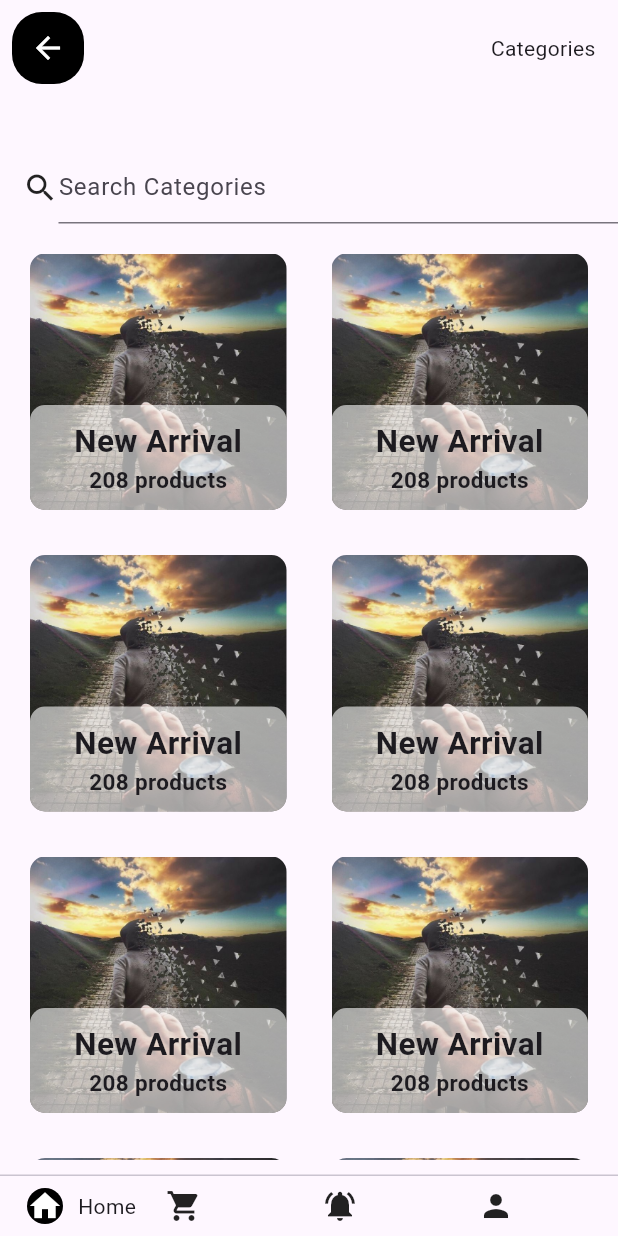
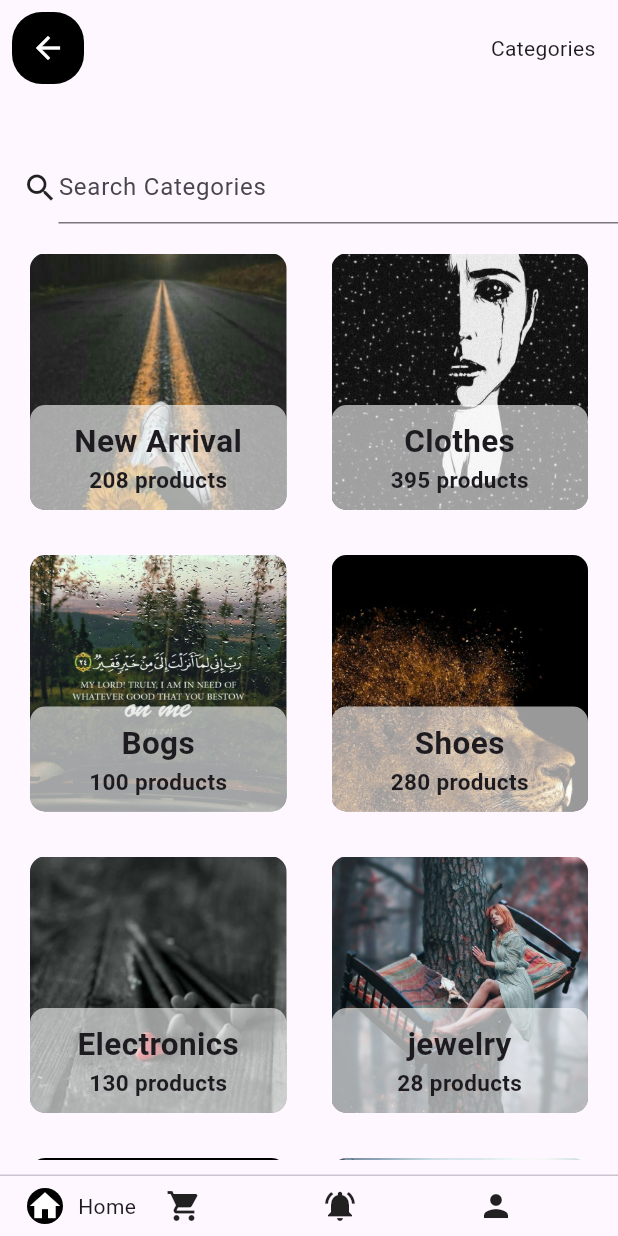
Before and after one commit to ahmedmansour200/Shopping-App, a Flutter app: the Categories2 screen opened directly, on a phone screen of 412 x 824 dp. Run offline on Flutter 3.47's test engine with Material 3 defaults, Android fonts, the phone set to English and light mode, and no system bars.

Commit message:
add images in data of home page and edit of home page

```diff
--- a/lib/data/category_data.dart
+++ b/lib/data/category_data.dart
@@ -1,50 +1,14 @@
 List<Map> category = [
-  {
-    "title": "New Arrival",
-    "productsNum": 208,
-  },
-  {
-    "title": "New Arrival",
-    "productsNum": 208,
-  },
-  {
-    "title": "New Arrival",
-    "productsNum": 208,
-  },
-  {
-    "title": "New Arrival",
-    "productsNum": 208,
-  },
-  {
-    "title": "New Arrival",
-    "productsNum": 208,
-  },
-  {
-    "title": "New Arrival",
-    "productsNum": 208,
-  },
-  {
-    "title": "New Arrival",
-    "productsNum": 208,
-  },
-  {
-    "title": "New Arrival",
-    "productsNum": 208,
-  },
-  {
-    "title": "New Arrival",
-    "productsNum": 208,
-  },
-  {
-    "title": "New Arrival",
-    "productsNum": 208,
-  },
-  {
-    "title": "New Arrival",
-    "productsNum": 208,
-  },
-  {
-    "title": "New Arrival",
-    "productsNum": 208,
-  },
+  {"title": "New Arrival", "productsNum": 208, "url": "assets/images/1.jpg"},
+  {"title": "Clothes", "productsNum": 395, "url": "assets/images/2.jpg"},
+  {"title": "Bogs", "productsNum": 100, "url": "assets/images/3.jpg"},
+  {"title": "Shoes", "productsNum": 280, "url": "assets/images/4.jpg"},
+  {"title": "Electronics", "productsNum": 130, "url": "assets/images/5.jpg"},
+  {"title": "jewelry", "productsNum": 28, "url": "assets/images/12.jpg"},
+  {"title": "Electronics", "productsNum": 130, "url": "assets/images/6.jpg"},
+  {"title": "Electronics", "productsNum": 130, "url": "assets/images/7.jpg"},
+  {"title": "Electronics", "productsNum": 130, "url": "assets/images/8.jpg"},
+  {"title": "Electronics", "productsNum": 130, "url": "assets/images/9.jpg"},
+  {"title": "Electronics", "productsNum": 130, "url": "assets/images/10.jpg"},
+  {"title": "Bogs", "productsNum": 100, "url": "assets/images/11.jpg"}
 ];
--- a/lib/persentation/pages/categories2.dart
+++ b/lib/persentation/pages/categories2.dart
@@ -52,9 +52,9 @@ class Categories2 extends StatelessWidget {
               )),
           Expanded(
             child: Padding(
-              padding: const EdgeInsets.all(10.0),
+              padding: EdgeInsets.all(10.0),
               child: GridView.builder(
-                gridDelegate: const SliverGridDelegateWithFixedCrossAxisCount(
+                gridDelegate: SliverGridDelegateWithFixedCrossAxisCount(
                   crossAxisCount: 2,
                   crossAxisSpacing: 10,
                   mainAxisSpacing: 10,
@@ -63,6 +63,7 @@ class Categories2 extends StatelessWidget {
                 itemBuilder: (context, index) => Category2(
                   title: category[index]['title'],
                   productsNum: category[index]['productsNum'],
+                  url: category[index]['url'],
                 ),
               ),
             ),
--- a/lib/persentation/widgets/category2.dart
+++ b/lib/persentation/widgets/category2.dart
@@ -4,8 +4,9 @@ import 'package:flutter/material.dart';
 class Category2 extends StatelessWidget {
   final String? title;
   final int? productsNum;
+  final String? url;
 
-  const Category2({super.key, this.title, this.productsNum});
+  const Category2({super.key, this.title, this.productsNum, this.url});
 
   @override
   Widget build(BuildContext context) {
@@ -14,10 +15,10 @@ class Category2 extends StatelessWidget {
       child: Stack(
         children: [
           Container(
-            decoration: const BoxDecoration(
-              borderRadius: BorderRadius.all(Radius.circular(10)),
+            decoration: BoxDecoration(
+              borderRadius: const BorderRadius.all(Radius.circular(10)),
               image: DecorationImage(
-                image: AssetImage("assets/images/splash.jpg"),
+                image: AssetImage(url!),
                 fit: BoxFit.cover,
               ),
             ),
```
Also changed, not shown: assets/images/1.jpg (added), assets/images/10.jpg (added), assets/images/11.jpg (added), assets/images/12.jpg (added), assets/images/2.jpg (added), assets/images/3.jpg (added), assets/images/4.jpg (added), assets/images/5.jpg (added), assets/images/6.jpg (added), assets/images/7.jpg (added), assets/images/8.jpg (added), assets/images/9.jpg (added).
